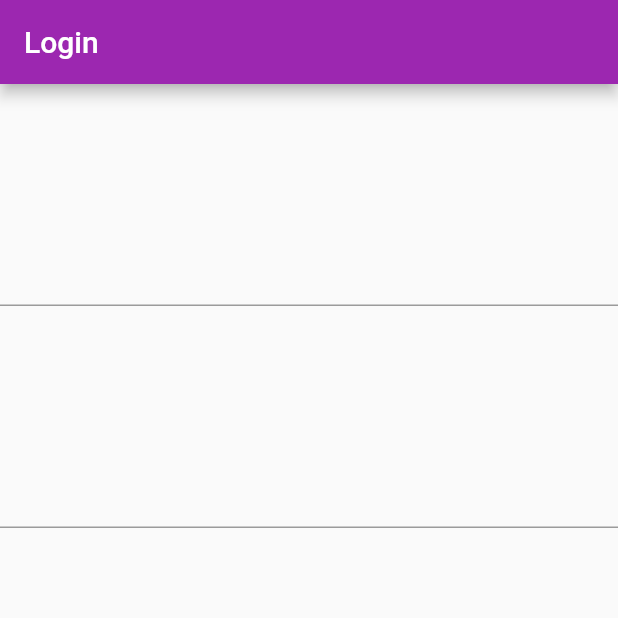
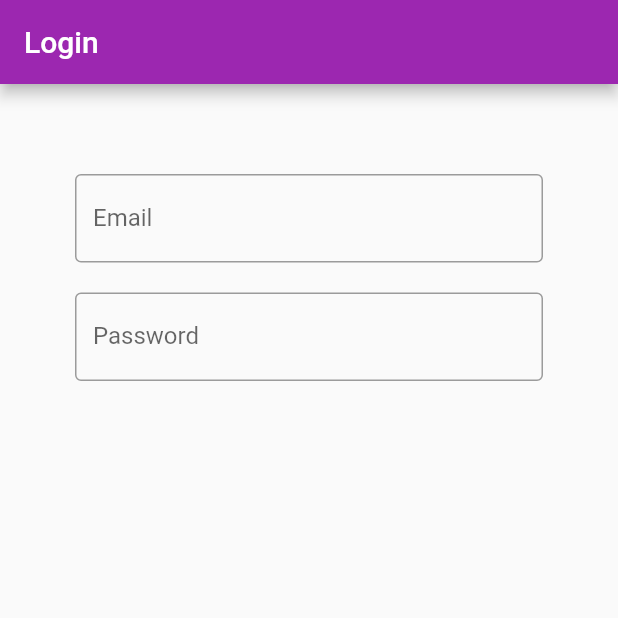
Before and after one commit to Wagner-Coche/LoginPage, a Flutter app: the screen it shows after launch, on a phone screen of 412 x 824 dp, the top half of it. Run offline on Flutter 3.47's test engine with Material 2 defaults, Android fonts, the phone set to English and light mode, and no system bars.

Commit message:
textfield decoration

```diff
--- a/lib/textfield.dart
+++ b/lib/textfield.dart
@@ -7,17 +7,32 @@ class TxtField extends StatelessWidget{
   Widget build(BuildContext context) {
 
     return SizedBox(
+      child: Padding(
+        padding: const EdgeInsets.all(50),
         child: Column(
           children: [
             SizedBox(
-            height: 100,
+              height: 10,
             ),
-          TextField(),
+            TextField(
+              keyboardType: TextInputType.emailAddress,
+              decoration: InputDecoration(
+                labelText: "Email",
+                border: OutlineInputBorder(),
+              ),
+            ),
             SizedBox(
-            height: 100,
+              height: 20,
             ),
-          TextField(),
+            TextField(
+              obscureText: true,
+              decoration: InputDecoration(
+                labelText: "Password",
+                border: OutlineInputBorder(),
+              ),
+            ),
           ],
+        ),
       ),
     );
   }
```
Lines whose indentation alone changed are shown as unchanged.
